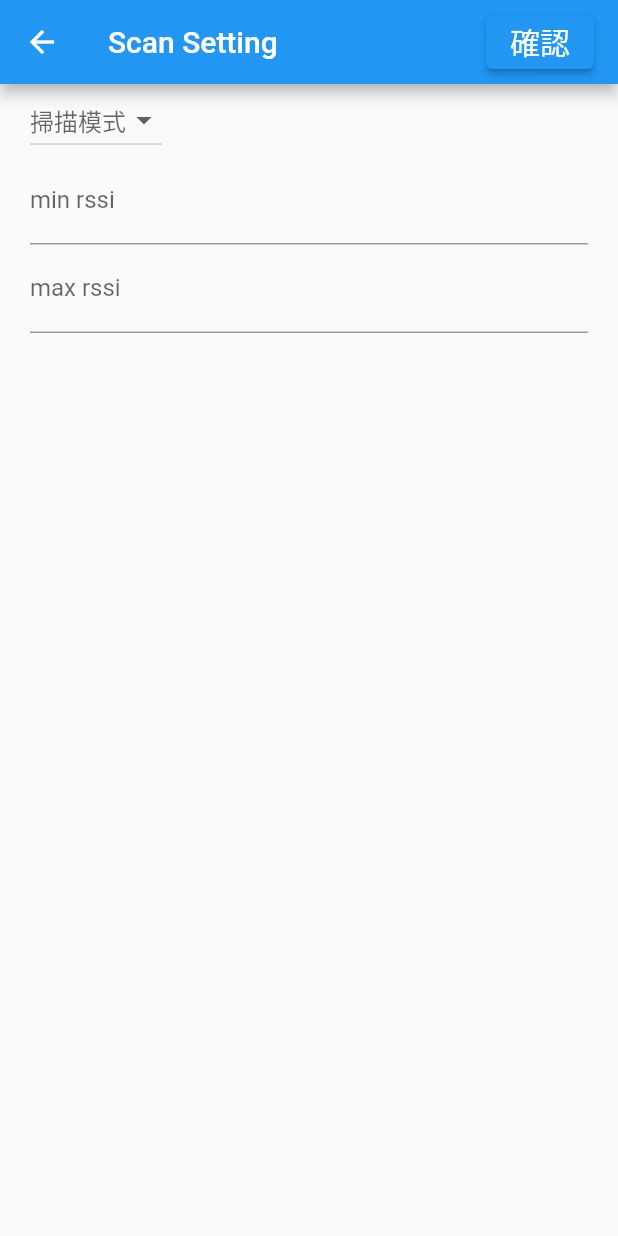
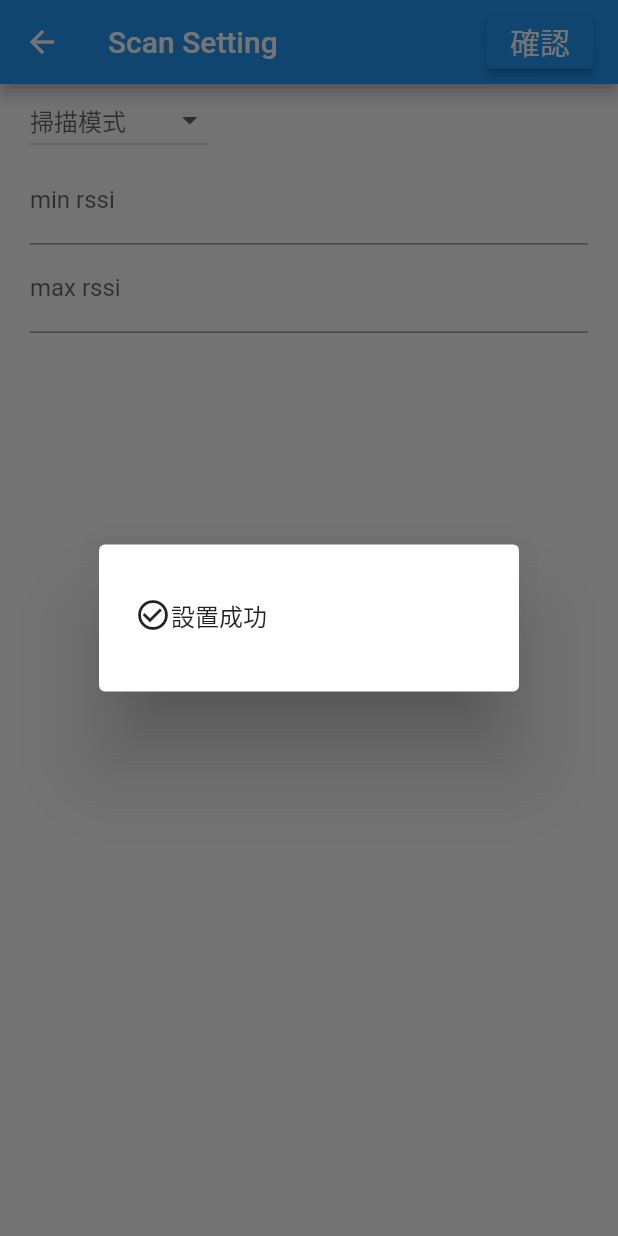
Before and after one commit to CPMoviePHil/tile_clone, a Flutter app: the Scan screen opened directly, after a tap on "確認", on a phone screen of 412 x 824 dp. Run offline on Flutter 3.47's test engine with Material 2 defaults, Android fonts, the phone set to English and light mode, and no system bars; our stand-ins replace bloc, equatable, flutter_bloc, flutter_bluetooth_serial, flutter_slidable, shared_preferences; missing offline and left inert: flutter_reactive_ble; accounts and stored records are empty; statements that could not run were skipped.

Commit message:
藍芽設置

```diff
--- /dev/null
+++ b/lib/bloc/application/application_event.dart
@@ -0,0 +1,11 @@
+part of 'application_bloc.dart';
+
+abstract class ApplicationEvent extends Equatable {
+  const ApplicationEvent();
+
+  @override
+  // TODO: implement props
+  List<Object> get props => [];
+}
+
+class ApplicationInit extends ApplicationEvent {}
--- /dev/null
+++ b/lib/bloc/application/application_state.dart
@@ -0,0 +1,11 @@
+part of 'application_bloc.dart';
+
+abstract class ApplicationState extends Equatable {
+  const ApplicationState();
+  @override
+  List<Object> get props => [];
+}
+
+class ApplicationInitial extends ApplicationState {}
+
+class ApplicationSettingDone extends ApplicationState {}
--- a/lib/bloc/dropdown/scan_dropdown_event.dart
+++ b/lib/bloc/dropdown/scan_dropdown_event.dart
@@ -8,7 +8,7 @@
 }
 
 class ScanDropdownChose extends ScanDropdownEvent {
-  final ScanMode mode;
+  final int mode;
   const ScanDropdownChose({this.mode});
   @override
   // TODO: implement props
--- a/lib/bloc/dropdown/scan_dropdown_state.dart
+++ b/lib/bloc/dropdown/scan_dropdown_state.dart
@@ -6,12 +6,10 @@
   List<Object> get props => [];
 }
 
-class ScanDropdownInitial extends ScanDropdownState {
-
-}
+class ScanDropdownInitial extends ScanDropdownState {}
 
 class ScanDropdownItem extends ScanDropdownState {
-  final ScanMode mode;
+  final int mode;
   ScanDropdownItem({this.mode});
 
   @override
--- a/lib/main.dart
+++ b/lib/main.dart
@@ -1,6 +1,7 @@
 import 'package:flutter/material.dart';
 import 'package:flutter_bloc/flutter_bloc.dart';
 import 'package:tile_blue/app.dart';
+import 'package:tile_blue/bloc/application/application_bloc.dart';
 import 'package:tile_blue/bloc/dropdown/scan_dropdown_bloc.dart';
 import 'package:tile_blue/bloc/observer.dart';
 
@@ -9,6 +10,9 @@
   runApp(
     MultiBlocProvider(
       providers: [
+        BlocProvider<ApplicationBloc>(
+          create: (BuildContext context) => ApplicationBloc(),
+        ),
         BlocProvider<ScanDropdownBloc>(
           create: (BuildContext context) => ScanDropdownBloc(),
         ),
--- a/lib/screen/page/home.dart
+++ b/lib/screen/page/home.dart
@@ -126,7 +126,7 @@
                 Navigator.push(
                   context,
                   MaterialPageRoute(
-                    builder: (context) => Scan(),
+                    builder: (context) => BleList(),
                   ),
                 ).then((value){
                   setState((){
@@ -139,7 +139,7 @@
                   Navigator.push(
                     context,
                     MaterialPageRoute(
-                      builder: (context) => Scan(),
+                      builder: (context) => BleList(),
                     ),
                   ).then((value){
                     setState((){
--- a/lib/screen/page/subpage/ble_scan.dart
+++ b/lib/screen/page/subpage/ble_scan.dart
@@ -2,11 +2,11 @@
 import 'package:flutter/material.dart';
 import 'package:flutter/services.dart';
 import 'package:flutter_bloc/flutter_bloc.dart';
-import 'package:flutter_reactive_ble/flutter_reactive_ble.dart';
 import 'package:shared_preferences/shared_preferences.dart';
 import 'package:tile_blue/bloc/dropdown/scan_dropdown_bloc.dart';
 import 'package:tile_blue/setting/blue_scan_setting.dart';
 import 'package:tile_blue/setting/prefs.dart';
+import 'package:tile_blue/util/export.dart';
 
 class Scan extends StatefulWidget{
   @override
@@ -15,35 +15,40 @@
 
 class _Scan extends State<Scan> {
 
-  final minRssiController = TextEditingController();
+  final minRssiController = TextEditingController(
+    text: BlueScanSetting.minRssi==null?'':BlueScanSetting.minRssi.toString(),
+  );
   final minRssiFocusNode = FocusNode();
-  final maxRssiController = TextEditingController();
+  final maxRssiController = TextEditingController(
+    text: BlueScanSetting.maxRssi==null?'':BlueScanSetting.maxRssi.toString(),
+  );
   final maxRssiFocusNode = FocusNode();
   //final deviceMacController = TextEditingController();
-
-  List<ScanMode> modes = [
-    ScanMode.balanced,
-    ScanMode.lowPower,
-    ScanMode.lowLatency,
-    ScanMode.opportunistic,
-  ];
 
   DropdownButton chooseMenu({
     @required Bloc bloc,
     @required String hintText,
-    @required List options,
+    @required List<ScanModeItem> options,
   }) {
     return DropdownButton(
       hint: Text("${hintText??''}"),
       items: options.map((value) {
         return DropdownMenuItem(
-          value: value,
-          child: Text("$value"),
+          value: value.scanModeText,
+          child: Text("${value.scanModeText}"),
         );
       },).toList(),
       onChanged: (item) async {
-        BlueScanSetting.mode = item;
-        bloc.add(ScanDropdownChose(mode: item,));
+        int itemIndex;
+        BlueScanSetting.modes.map((e) {
+          if (e.scanModeText==item) {
+            itemIndex = e.index;
+          }
+        }).toList();
+        BlueScanSetting.mode = itemIndex;
+        bloc.add(
+          ScanDropdownChose(mode: itemIndex,),
+        );
       },
     );
   }
@@ -52,6 +57,11 @@
   void initState() {
     // TODO: implement initState
     super.initState();
+  }
+
+  @override
+  void dispose() {
+    super.dispose();
   }
 
   @override
@@ -74,12 +84,38 @@
               ),
               ElevatedButton(
                 onPressed: () async {
-                  final prefs = Prefs(preferences: await SharedPreferences.getInstance());
-                  prefs.saveSetting(
-                    mode: BlueScanSetting.mode,
+                  FocusScope.of(context).requestFocus(FocusNode());
+                  if (minRssiController.text != '-' && minRssiController.text != '') {
+                    BlueScanSetting.minRssi = int.tryParse(minRssiController.text);
+                  }
+                  if (minRssiController.text == '') {
+                    BlueScanSetting.minRssi = null;
+                  }
+                  if (maxRssiController.text != '-' && maxRssiController.text != '') {
+                    BlueScanSetting.maxRssi = int.tryParse(maxRssiController.text);
+                  }
+                  if (maxRssiController.text == '') {
+                    BlueScanSetting.maxRssi = null;
+                  }
+                  final prefs = Prefs(preferences: await SharedPreferences.getInstance(),);
+                  String responseError = await prefs.saveSetting(
+                    mode: BlueScanSetting.mode ?? 0,
                     maxRssi: BlueScanSetting.maxRssi,
                     minRssi: BlueScanSetting.minRssi,
                   );
+                  if (responseError == '') {
+                    Dialogs.showMessageDialog(
+                      success: true,
+                      context: context,
+                      msg: '設置成功',
+                    );
+                  } else {
+                    Dialogs.showMessageDialog(
+                      success: false,
+                      context: context,
+                      msg: responseError,
+                    );
+                  }
                 },
                 child: Text(
                   "確認",
@@ -102,15 +138,19 @@
                     builder: (context, state) {
                       String dropdownText;
                       if (state is ScanDropdownInitial) {
-                        dropdownText = '掃描模式';
+                        if (BlueScanSetting.mode == null) {
+                          dropdownText = '掃描模式';
+                        } else {
+                          dropdownText = BlueScanSetting.modes[BlueScanSetting.mode].scanModeText;
+                        }
                       }
                       if (state is ScanDropdownItem) {
-                        dropdownText = state.mode.toString();
+                        dropdownText = BlueScanSetting.modes[state.mode].scanModeText;
                       }
                       return chooseMenu(
                         bloc: scanDropdownBloc,
                         hintText: "$dropdownText",
-                        options: modes,
+                        options: BlueScanSetting.modes,
                       );
                     },
                   ),
@@ -118,11 +158,6 @@
               ),
               TextField(
                 focusNode: minRssiFocusNode,
-                onChanged: (text) {
-                  if (text != '-' && text != '') {
-                    BlueScanSetting.minRssi = int.parse(text);
-                  }
-                },
                 controller: minRssiController,
                 inputFormatters: <TextInputFormatter>[
                   FilteringTextInputFormatter.allow(RegExp(r'(^\-?\d*\.?\d*)'),),
@@ -136,11 +171,6 @@
               ),
               TextField(
                 focusNode: maxRssiFocusNode,
-                onChanged: (text) {
-                  if (text != '-' && text != '') {
-                    BlueScanSetting.maxRssi = int.tryParse(text);
-                  }
-                },
                 controller: maxRssiController,
                 inputFormatters: <TextInputFormatter>[
                   FilteringTextInputFormatter.allow(RegExp(r'(^\-?\d*\.?\d*)'),),
--- a/lib/setting/blue_scan_setting.dart
+++ b/lib/setting/blue_scan_setting.dart
@@ -1,4 +1,5 @@
 import 'package:flutter_reactive_ble/flutter_reactive_ble.dart';
+import 'package:tile_blue/util/export.dart';
 
 class BlueScanSetting {
 
@@ -6,9 +7,32 @@
 
   factory BlueScanSetting() => _scanSetting;
 
-  static ScanMode mode;
+  static int mode;
   static int maxRssi;
   static int minRssi;
   static String bleMac;
 
+  static final List<ScanModeItem> modes = [
+    ScanModeItem(
+      index: 0,
+      scanModeText: '平衡',
+      mode: ScanMode.balanced,
+    ),
+    ScanModeItem(
+      index: 1,
+      scanModeText: '低耗能',
+      mode: ScanMode.lowPower,
+    ),
+    ScanModeItem(
+      index: 2,
+      scanModeText: '延遲低',
+      mode: ScanMode.lowLatency,
+    ),
+    ScanModeItem(
+      index: 3,
+      scanModeText: 'opportunistic',
+      mode: ScanMode.opportunistic,
+    ),
+  ];
+
 }
--- a/lib/setting/prefs.dart
+++ b/lib/setting/prefs.dart
@@ -1,5 +1,6 @@
 import 'package:flutter_reactive_ble/flutter_reactive_ble.dart';
 import 'package:shared_preferences/shared_preferences.dart';
+import 'package:tile_blue/setting/blue_scan_setting.dart';
 
 class Prefs {
 
@@ -9,16 +10,72 @@
     this.preferences,
   });
 
-  Future<void> saveSetting({
-    ScanMode mode,
+  Future<String> saveSetting ({
+    int mode,
     int maxRssi,
     int minRssi,
     String bleMac,
   }) async {
-    preferences.setString("scanMode", mode==null?'':mode.index.toString(),);
-    preferences.setString("maxRssi", maxRssi.toString()??'',);
-    preferences.setString("maxRssi", minRssi.toString()??'',);
-    preferences.setString('bleMac', bleMac??'',);
+    String errorString = '';
+
+    if ( mode != null ) {
+      await preferences.setInt(
+        "scanMode",
+        mode,
+      );
+    }
+
+    await preferences.setString(
+      'bleMac',
+      bleMac??'',
+    );
+
+    if ( maxRssi != null && minRssi != null ) {
+      if (minRssi > maxRssi) {
+        errorString = 'maxRssi需大於minRssi';
+      } else {
+        await preferences.setInt(
+          "maxRssi",
+          maxRssi,
+        );
+        await preferences.setInt(
+          "minRssi",
+          minRssi,
+        );
+      }
+    }
+
+    if ( minRssi == null && maxRssi == null ) {
+      await preferences.remove("maxRssi");
+      await preferences.remove("minRssi");
+    }
+
+    if (( minRssi == null && maxRssi != null ) || ( minRssi != null && maxRssi == null )) {
+      errorString = 'rssi欄位需要填寫的話，兩欄都須填寫，且maxRssi需大於minRssi';
+    }
+
+    return errorString;
+  }
+
+  void getSetting() {
+    if (preferences.getInt("scanMode") != null) {
+      BlueScanSetting.mode = preferences.getInt(
+        "scanMode",
+      );
+    }
+    if (preferences.getInt("maxRssi") != null) {
+      BlueScanSetting.maxRssi = preferences.getInt(
+        "maxRssi",
+      );
+    }
+    if (preferences.getInt("minRssi") != null) {
+      BlueScanSetting.minRssi = preferences.getInt(
+        "minRssi",
+      );
+    }
+    if (preferences.getString("bleMac") != null && preferences.getString("bleMac") != '') {
+      BlueScanSetting.bleMac = preferences.getString("bleMac");
+    }
   }
 
 }
--- /dev/null
+++ b/lib/util/common.dart
@@ -0,0 +1,15 @@
+import 'package:flutter/cupertino.dart';
+import 'package:flutter_reactive_ble/flutter_reactive_ble.dart';
+
+class ScanModeItem {
+  final int index;
+  final String scanModeText;
+  final ScanMode mode;
+
+  ScanModeItem({
+    @required this.index,
+    @required this.scanModeText,
+    @required this.mode,
+  });
+
+}
--- /dev/null
+++ b/lib/util/dialogs.dart
@@ -0,0 +1,99 @@
+import 'dart:async';
+
+import 'package:flutter/material.dart';
+
+class Dialogs {
+
+  static Future<void> showLoadingDialog({
+    BuildContext context,
+    GlobalKey key,
+    String loadingMsg = '請稍後...',
+  }) async {
+    return showDialog<void>(
+      context: context,
+      barrierDismissible: false,
+      builder: (BuildContext context) {
+        return new WillPopScope(
+          onWillPop: () async => false,
+          child: SimpleDialog(
+            key: key,
+            elevation: 0,
+            backgroundColor: Colors.white,
+            children: <Widget>[
+              Center(
+                child: Column(
+                  children: <Widget>[
+                    CircularProgressIndicator(
+                      valueColor: new AlwaysStoppedAnimation(
+                        Color.fromRGBO(216, 236, 234, 1),
+                      ),
+                      key: ValueKey(0),
+                    ),
+                    SizedBox(
+                      height: 10,
+                    ),
+                    Text(
+                      "$loadingMsg",
+                    ),
+                  ],
+                ),
+              ),
+            ],
+          ),
+        );
+      },
+    );
+  }
+
+  static Future<bool> showMessageDialog({
+    @required bool success,
+    @required BuildContext context,
+    @required String msg,
+    Timer timer,
+  }) async {
+    return await showDialog(
+      context: context,
+      builder: (BuildContext context) {
+        timer = Timer(Duration(
+          milliseconds: 2500,
+        ), () {
+          timer.cancel();
+          Navigator.of(context).pop();
+        });
+        return AlertDialog(
+          content: Container(
+            padding: EdgeInsets.symmetric(
+              vertical: 15,
+            ),
+            child: Row(
+              children: [
+                AnimatedSwitcher(
+                  duration: Duration(milliseconds: 700,),
+                  child: (success)
+                      ? Icon(Icons.check_circle_outline,)
+                      : Icon(Icons.close,),
+                ),
+                Flexible(
+                  child: Container(
+                    padding: EdgeInsets.only(right: 5,),
+                    child: Text(
+                      '$msg',
+                      textAlign: TextAlign.center,
+                    ),
+                  ),
+                ),
+              ],
+            ),
+          ),
+        );
+      },
+    );
+  }
+
+
+  static final Dialogs _instance = Dialogs._internal();
+
+  factory Dialogs() => _instance;
+
+  Dialogs._internal();
+}
--- a/lib/util/export.dart
+++ b/lib/util/export.dart
@@ -1 +1,3 @@
 export 'bluetooth.dart';
+export 'dialogs.dart';
+export 'common.dart';
```
Also changed, not shown: lib/app.dart (+13 -1 lines), lib/bloc/application/application_bloc.dart (added, +24 -0 lines), lib/screen/main.dart (+29 -1 lines).
